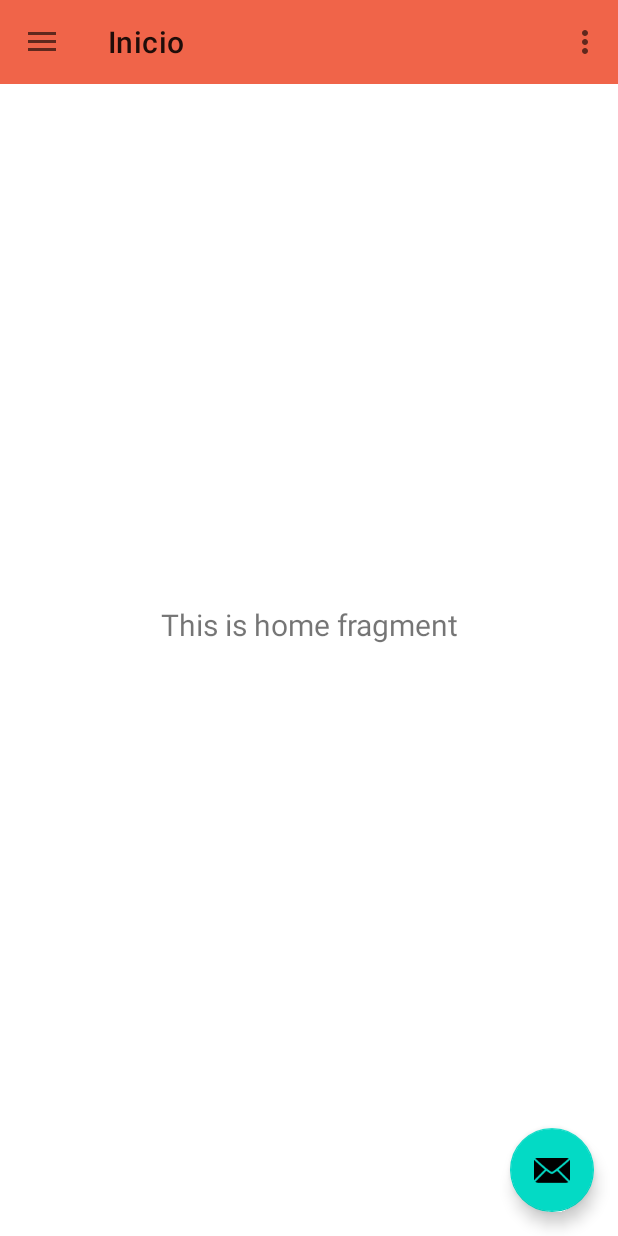
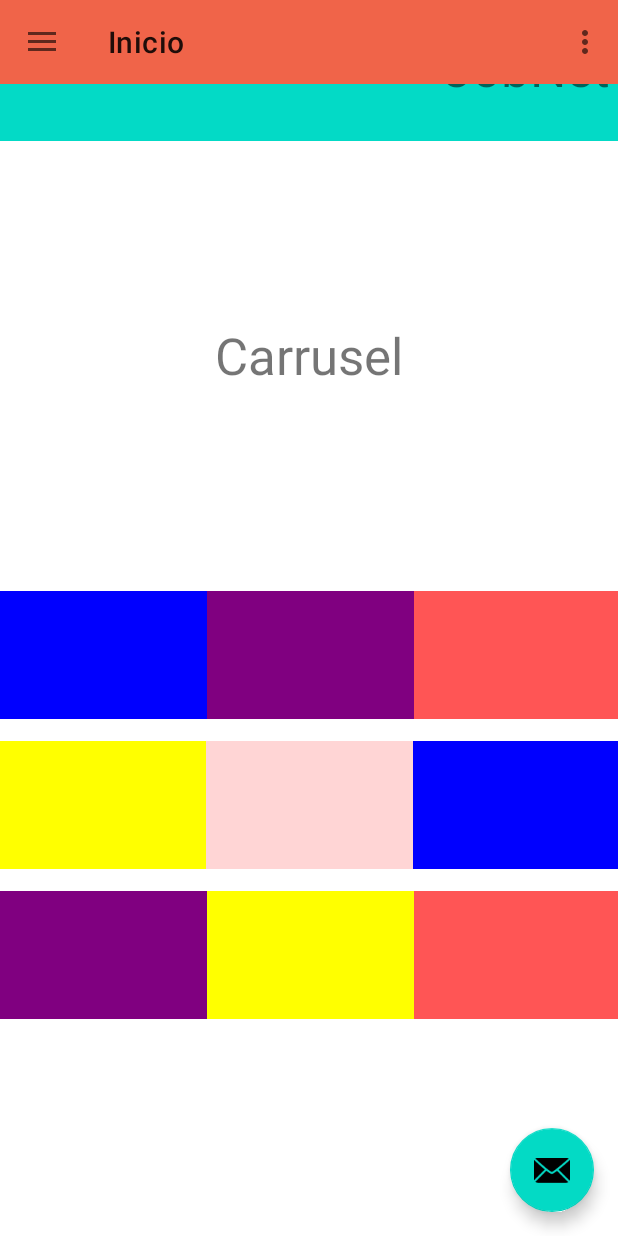
Before and after one commit to deiividramirez/Ciclo4, an Android app: the screen it shows after launch (MainActivity), on a phone screen of 412 x 824 dp. Run offline under Robolectric (Android 15) with nearby library versions, the phone set to English and light mode, and no system bars; our stand-ins replace navigation-ui; 2 statements that could not run were skipped.

Commit message:
Pagina inicial

```diff
--- a/app/src/main/res/layout/fragment_home.xml
+++ b/app/src/main/res/layout/fragment_home.xml
@@ -6,18 +6,165 @@
     android:layout_height="match_parent"
     tools:context=".ui.home.HomeFragment">
 
-    <TextView
-        android:id="@+id/text_home"
+
+    <LinearLayout
+        android:id="@+id/linearLayout"
         android:layout_width="match_parent"
-        android:layout_height="wrap_content"
-        android:layout_marginStart="8dp"
-        android:layout_marginTop="8dp"
-        android:layout_marginEnd="8dp"
-        android:textAlignment="center"
-        android:textSize="20sp"
+        android:layout_height="92dp"
+        android:orientation="vertical"
+        app:layout_constraintBottom_toBottomOf="parent"
+        app:layout_constraintEnd_toEndOf="parent"
+        app:layout_constraintHorizontal_bias="1.0"
+        app:layout_constraintStart_toStartOf="parent"
+        app:layout_constraintTop_toTopOf="parent"
+        app:layout_constraintVertical_bias="0.003">
+
+        <TextView
+            android:id="@+id/textView3"
+            android:layout_width="match_parent"
+            android:layout_height="match_parent"
+            android:background="@color/design_default_color_secondary"
+            android:paddingStart="30dp"
+            android:paddingTop="20dp"
+            android:paddingEnd="5dp"
+            android:text="JobNet"
+            android:textAlignment="viewEnd"
+            android:textSize="34sp" />
+
+    </LinearLayout>
+
+    <LinearLayout
+        android:id="@+id/linearLayout2"
+        android:layout_width="match_parent"
+        android:layout_height="300dp"
+        android:background="@color/cardview_light_background"
+        android:orientation="vertical"
+        app:layout_constraintBottom_toBottomOf="parent"
+        app:layout_constraintEnd_toEndOf="parent"
+        app:layout_constraintHorizontal_bias="1.0"
+        app:layout_constraintStart_toStartOf="parent"
+        app:layout_constraintTop_toBottomOf="@+id/linearLayout"
+        app:layout_constraintVertical_bias="0.0">
+
+        <TextView
+            android:id="@+id/textView4"
+            android:layout_width="match_parent"
+            android:layout_height="match_parent"
+            android:paddingTop="120dp"
+            android:text="Carrusel"
+            android:textAlignment="center"
+            android:textSize="34sp" />
+
+    </LinearLayout>
+
+    <LinearLayout
+        android:id="@+id/linearLayout4"
+        android:layout_width="413dp"
+        android:layout_height="100dp"
+        android:orientation="horizontal"
         app:layout_constraintBottom_toBottomOf="parent"
         app:layout_constraintEnd_toEndOf="parent"
         app:layout_constraintStart_toStartOf="parent"
-        app:layout_constraintTop_toTopOf="parent" />
+        app:layout_constraintTop_toBottomOf="@+id/linearLayout2"
+        app:layout_constraintVertical_bias="0.0">
+
+        <ImageButton
+            android:id="@+id/imageButton9"
+            android:layout_width="350dp"
+            android:layout_height="85dp"
+            android:layout_weight="1"
+            android:paddingStart="5dp"
+            android:paddingTop="5dp"
+            android:paddingEnd="5dp"
+            android:paddingBottom="5dp"
+            android:src="@drawable/a1"
+
+            />
+
+        <ImageButton
+            android:id="@+id/imageButton10"
+            android:layout_width="350dp"
+            android:layout_height="85dp"
+            android:layout_weight="1"
+            android:padding="5dp"
+            android:src="@drawable/a2" />
+
+        <ImageButton
+            android:id="@+id/imageButton11"
+            android:layout_width="350dp"
+            android:layout_height="85dp"
+            android:layout_weight="1"
+            android:padding="5dp"
+            android:src="@drawable/a3" />
+    </LinearLayout>
+
+    <LinearLayout
+        android:id="@+id/linearLayout5"
+        android:layout_width="413dp"
+        android:layout_height="100dp"
+        android:orientation="horizontal"
+        app:layout_constraintBottom_toBottomOf="parent"
+        app:layout_constraintEnd_toEndOf="parent"
+        app:layout_constraintHorizontal_bias="1.0"
+        app:layout_constraintStart_toStartOf="parent"
+        app:layout_constraintTop_toBottomOf="@+id/linearLayout4"
+        app:layout_constraintVertical_bias="0.0">
+
+        <ImageButton
+            android:id="@+id/imageButton12"
+            android:layout_width="350dp"
+            android:layout_height="85dp"
+            android:layout_weight="1"
+            android:src="@drawable/a4" />
+
+        <ImageButton
+            android:id="@+id/imageButton13"
+            android:layout_width="350dp"
+            android:layout_height="85dp"
+            android:layout_weight="1"
+            android:src="@drawable/a5" />
+
+        <ImageButton
+            android:id="@+id/imageButton15"
+            android:layout_width="350dp"
+            android:layout_height="85dp"
+            android:layout_weight="1"
+            android:src="@drawable/a1" />
+
+    </LinearLayout>
+
+    <LinearLayout
+        android:layout_width="413dp"
+        android:layout_height="100dp"
+        android:orientation="horizontal"
+        app:layout_constraintBottom_toBottomOf="parent"
+        app:layout_constraintEnd_toEndOf="parent"
+        app:layout_constraintHorizontal_bias="0.0"
+        app:layout_constraintStart_toStartOf="parent"
+        app:layout_constraintTop_toBottomOf="@+id/linearLayout5"
+        app:layout_constraintVertical_bias="0.0">
+
+        <ImageButton
+            android:id="@+id/imageButton20"
+            android:layout_width="350dp"
+            android:layout_height="85dp"
+            android:layout_weight="1"
+            android:src="@drawable/a2" />
+
+        <ImageButton
+            android:id="@+id/imageButton21"
+            android:layout_width="350dp"
+            android:layout_height="85dp"
+            android:layout_weight="1"
+            android:src="@drawable/a4" />
+
+        <ImageButton
+            android:id="@+id/imageButton22"
+            android:layout_width="350dp"
+            android:layout_height="85dp"
+            android:layout_weight="1"
+            android:src="@drawable/a3" />
+    </LinearLayout>
+
 
 </androidx.constraintlayout.widget.ConstraintLayout>
```
Also changed, not shown: 1 other file.
